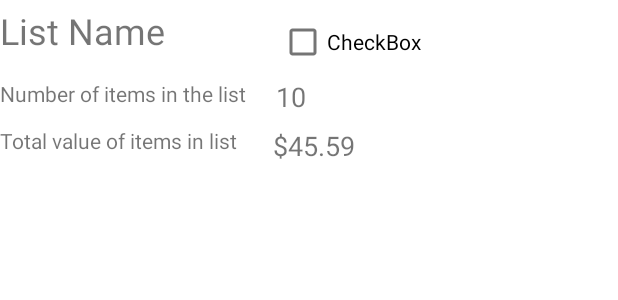
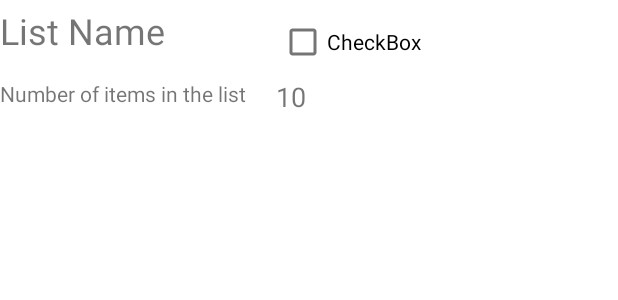
Before and after one commit to MalikeChapman/GLM, an Android app: the layout listview.xml on its own in the app's theme, with its tools: preview values and no code run, on a phone screen of 412 x 824 dp. Shown: the top 300 px of the screen. Run offline under Robolectric (Android 15) with nearby library versions, the phone set to English and light mode, and no system bars.

```diff
--- a/GroupProject/GLM/app/src/main/java/edu/qc/seclass/glm/ParseApplication.java
+++ b/GroupProject/GLM/app/src/main/java/edu/qc/seclass/glm/ParseApplication.java
@@ -11,6 +11,7 @@ public class ParseApplication extends Application {
         super.onCreate();
 
         ParseObject.registerSubclass(Item.class);
+        ParseObject.registerSubclass(UserLists.class);
         Parse.initialize(new Parse.Configuration.Builder(this)
         .applicationId("E98aek0Yjh9o6haaJ5bkPeqK91KvqBHvREkWPBmn")
         .clientKey("pXI3OaqWu8Cuq48w0v1Zcp0YF80uxjuo49DbazD9")
--- a/GroupProject/GLM/app/src/main/res/layout/activity_item_search.xml
+++ b/GroupProject/GLM/app/src/main/res/layout/activity_item_search.xml
@@ -11,7 +11,7 @@
         android:id="@+id/btnAdd"
         android:layout_width="wrap_content"
         android:layout_height="wrap_content"
-        android:onClick="searchItems"
+        android:onClick="addItemsToDatabase"
         android:text="@string/search_item"
         app:layout_constraintBottom_toTopOf="@+id/rvItemView"
         app:layout_constraintEnd_toEndOf="parent"
--- a/GroupProject/GLM/app/src/main/res/layout/itemview.xml
+++ b/GroupProject/GLM/app/src/main/res/layout/itemview.xml
@@ -41,6 +41,7 @@
         android:layout_height="47dp"
         android:layout_marginStart="32dp"
         android:layout_marginTop="64dp"
+        android:clickable="true"
         app:layout_constraintEnd_toStartOf="@+id/etQuantityNumber"
         app:layout_constraintHorizontal_bias="0.5"
         app:layout_constraintStart_toEndOf="@+id/cbItemCheck"
--- a/GroupProject/GLM/app/src/main/res/layout/listview.xml
+++ b/GroupProject/GLM/app/src/main/res/layout/listview.xml
@@ -16,17 +16,6 @@
         app:layout_constraintTop_toTopOf="parent" />
 
     <TextView
-        android:id="@+id/tvListTotalValue"
-        android:layout_width="wrap_content"
-        android:layout_height="wrap_content"
-        android:layout_marginStart="24dp"
-        android:layout_marginTop="8dp"
-        android:text="$45.59"
-        android:textSize="18sp"
-        app:layout_constraintStart_toEndOf="@+id/tvTotalValueTitle"
-        app:layout_constraintTop_toBottomOf="@+id/textView5" />
-
-    <TextView
         android:id="@+id/tvListName"
         android:layout_width="wrap_content"
         android:layout_height="wrap_content"
@@ -37,7 +26,7 @@
         app:layout_constraintTop_toTopOf="parent" />
 
     <TextView
-        android:id="@+id/tvListSize"
+        android:id="@+id/tvListSizeTitle"
         android:layout_width="wrap_content"
         android:layout_height="wrap_content"
         android:layout_marginTop="16dp"
@@ -46,21 +35,12 @@
         app:layout_constraintTop_toBottomOf="@+id/tvListName" />
 
     <TextView
-        android:id="@+id/tvTotalValueTitle"
-        android:layout_width="wrap_content"
-        android:layout_height="wrap_content"
-        android:layout_marginTop="12dp"
-        android:text="@string/tvTotalValueTitle"
-        app:layout_constraintStart_toStartOf="parent"
-        app:layout_constraintTop_toBottomOf="@+id/tvListSize" />
-
-    <TextView
-        android:id="@+id/textView5"
+        android:id="@+id/tvListSize"
         android:layout_width="wrap_content"
         android:layout_height="wrap_content"
         android:layout_marginStart="20dp"
         android:text="10"
         android:textSize="18sp"
-        app:layout_constraintStart_toEndOf="@+id/tvListSize"
+        app:layout_constraintStart_toEndOf="@+id/tvListSizeTitle"
         app:layout_constraintTop_toBottomOf="@+id/checkBox" />
 </androidx.constraintlayout.widget.ConstraintLayout>
```
Also changed, not shown: GroupProject/GLM/app/src/main/java/edu/qc/seclass/glm/ItemAdapter.java (+19 -0 lines), GroupProject/GLM/app/src/main/java/edu/qc/seclass/glm/ItemSearchActivity.java (+30 -1 lines), GroupProject/GLM/app/src/main/java/edu/qc/seclass/glm/ListAdapter.java (+53 -1 lines), GroupProject/GLM/app/src/main/java/edu/qc/seclass/glm/UserLists.java (added, +32 -0 lines).
